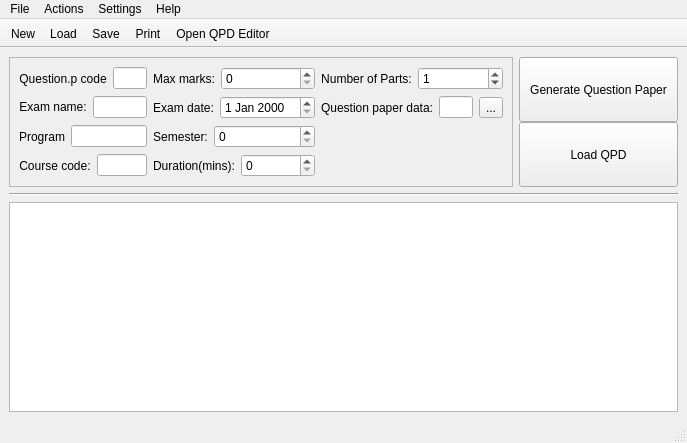
Old version of the form ui/UI_GeneratorMainWindow.ui in the repository amit-gp/Question-paper-generator.
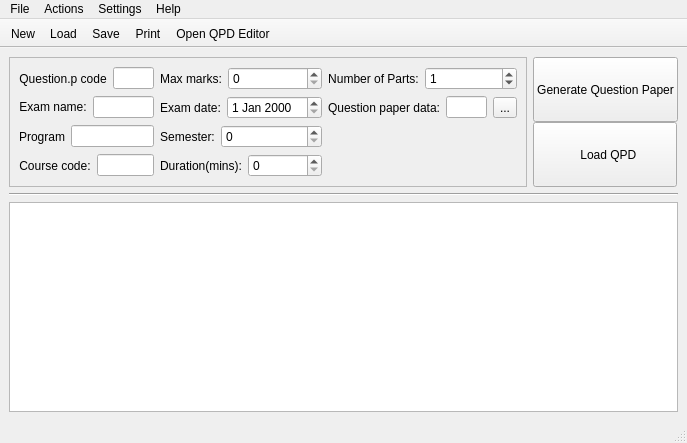
New version of the form. Icons and pictures are not drawn.

```diff
--- a/ui/UI_GeneratorMainWindow.ui
+++ b/ui/UI_GeneratorMainWindow.ui
@@ -347,7 +347,7 @@
            <bool>true</bool>
           </property>
           <property name="sizePolicy">
-           <sizepolicy hsizetype="Minimum" vsizetype="Minimum">
+           <sizepolicy hsizetype="Fixed" vsizetype="Minimum">
             <horstretch>0</horstretch>
             <verstretch>0</verstretch>
            </sizepolicy>
@@ -360,13 +360,19 @@
         <item>
          <widget class="QPushButton" name="LoadQpdPushButton">
           <property name="sizePolicy">
-           <sizepolicy hsizetype="Minimum" vsizetype="Minimum">
+           <sizepolicy hsizetype="Fixed" vsizetype="Minimum">
             <horstretch>0</horstretch>
             <verstretch>0</verstretch>
            </sizepolicy>
           </property>
+          <property name="minimumSize">
+           <size>
+            <width>50</width>
+            <height>0</height>
+           </size>
+          </property>
           <property name="text">
-           <string>Load QPD</string>
+           <string>             Load QPD           </string>
           </property>
          </widget>
         </item>
```
